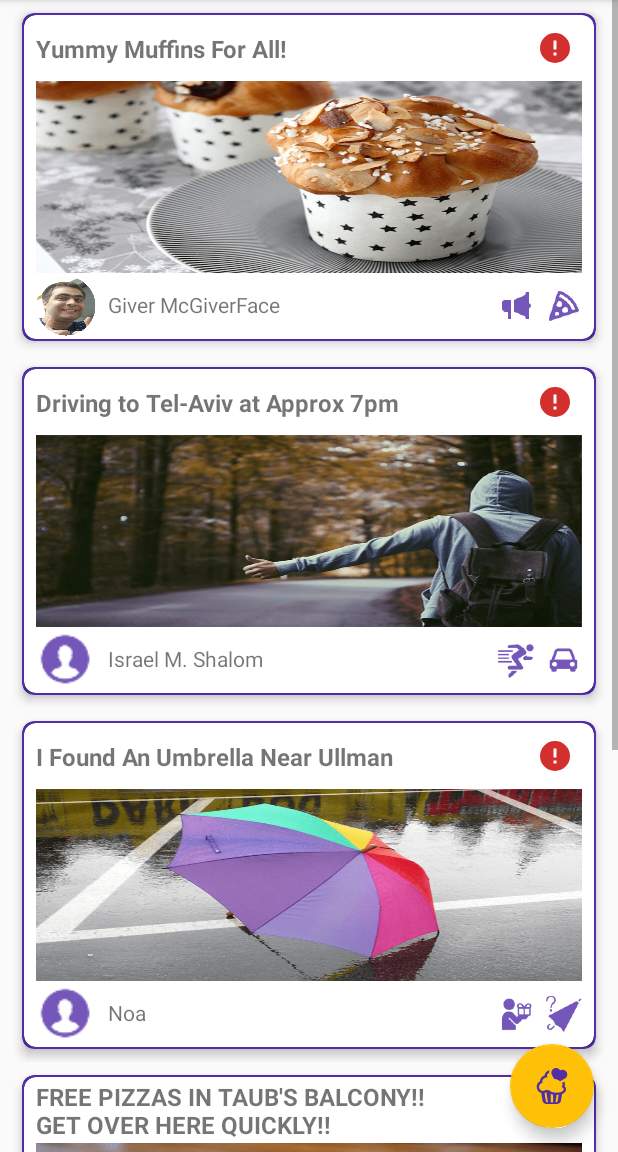
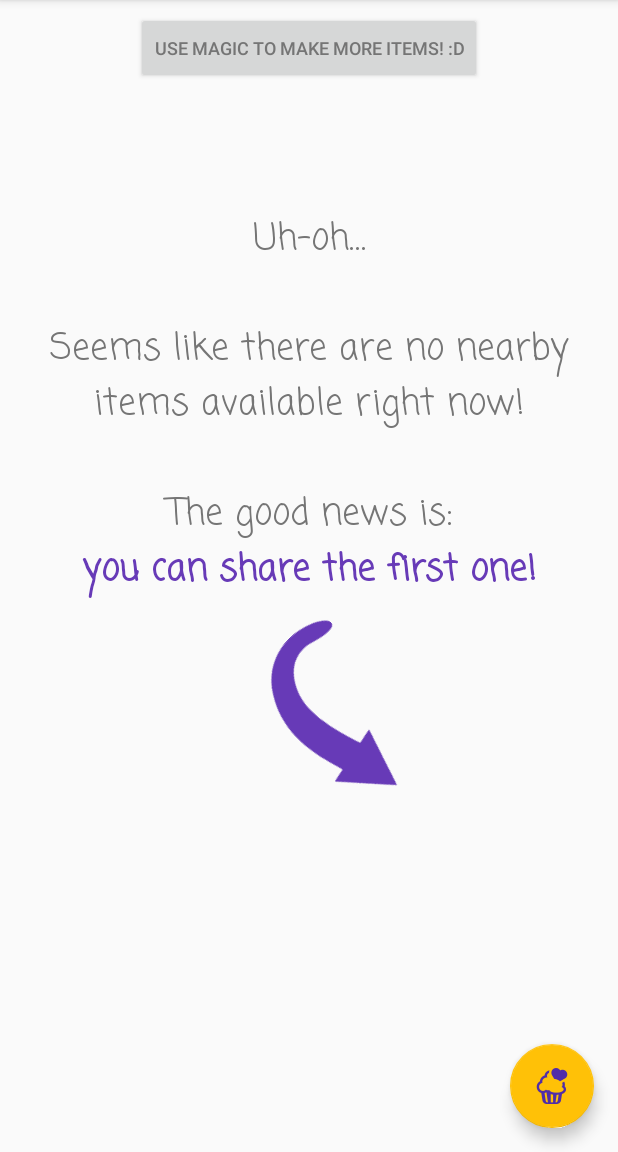
Before and after one commit to Technion236272/2019a-TakeCare, an Android app: the TakerMenuActivity screen opened directly, with no data from a screen before it, on a phone screen of 412 x 824 dp, the part 84-1236 px from its top. Run offline under Robolectric (Android 15) with nearby library versions, the phone set to English and light mode, and no system bars; Roboto replaces fonts that are not available here.

Commit message:
added a message for empty user feed. added the "other" category to the drawer

```diff
--- /dev/null
+++ b/app/src/main/java/com/example/yuval/takecare/FeedRecyclerView.java
@@ -0,0 +1,75 @@
+package com.example.yuval.takecare;
+
+import android.content.Context;
+import android.support.annotation.Nullable;
+import android.support.v7.widget.RecyclerView;
+import android.util.AttributeSet;
+import android.view.View;
+
+public class FeedRecyclerView extends RecyclerView {
+    private View emptyFeedView; //View to be displayed when the feed is empty
+
+    public FeedRecyclerView(Context context, @Nullable AttributeSet attrs) {
+        super(context, attrs);
+    }
+
+    public FeedRecyclerView(Context context, @Nullable AttributeSet attrs, int defStyle) {
+        super(context, attrs, defStyle);
+    }
+
+    public void setEmptyView(View view) {
+        this.emptyFeedView = view;
+        toggleVisibility();
+    }
+
+    private void toggleVisibility() {
+        if (emptyFeedView != null) {
+            //Make the emptyFeedView visible of the adapter has no items (feed is empty)
+            emptyFeedView.setVisibility(
+                    (getAdapter() == null || getAdapter().getItemCount() == 0) ? VISIBLE : GONE);
+            //The list itself is set to be invisible if there are no items, in order to display emptyFeedView in its stead
+            FeedRecyclerView.this.setVisibility(
+                    (getAdapter() == null || getAdapter().getItemCount() == 0) ? GONE : VISIBLE);
+        }
+    }
+
+    final AdapterDataObserver dataObserver = new AdapterDataObserver() {
+        @Override
+        public void onChanged() {
+            //Insert the item to the feed
+            super.onChanged();
+            //Update emptyFeedView's or the feed's visibility
+            toggleVisibility();
+        }
+
+        @Override
+        public void onItemRangeInserted(int positionStart, int itemCount) {
+            //Insert the item to the feed
+            super.onItemRangeInserted(positionStart, itemCount);
+            //Update emptyFeedView's or the feed's visibility
+            toggleVisibility();
+        }
+
+        @Override
+        public void onItemRangeRemoved(int positionStart, int itemCount) {
+            //Insert the item to the feed
+            super.onItemRangeRemoved(positionStart, itemCount);
+            //Update emptyFeedView's or the feed's visibility
+            toggleVisibility();
+        }
+    };
+
+    @Override
+    public void setAdapter(Adapter adapter) {
+        Adapter prevAdapter = getAdapter();
+        super.setAdapter(adapter); //Set the feed's adapter
+        //Assign the dataObserver to the new adapter
+        if (prevAdapter != null) {
+            prevAdapter.unregisterAdapterDataObserver(dataObserver);
+        }
+        if (adapter != null) {
+            adapter.registerAdapterDataObserver(dataObserver);
+        }
+        toggleVisibility();
+    }
+}
--- a/app/src/main/java/com/example/yuval/takecare/TakerMenuActivity.java
+++ b/app/src/main/java/com/example/yuval/takecare/TakerMenuActivity.java
@@ -20,6 +20,7 @@ import android.support.v7.widget.Toolbar;
 import android.view.Menu;
 import android.view.MenuItem;
 import android.widget.ArrayAdapter;
+import android.widget.ImageView;
 import android.widget.PopupMenu;
 import android.widget.Toast;
 
@@ -31,7 +32,7 @@ public class TakerMenuActivity extends AppCompatActivity
         implements NavigationView.OnNavigationItemSelectedListener {
 
     MenuItem[] prevNavGroupItem;
-    private RecyclerView recyclerView;
+    private FeedRecyclerView recyclerView;
     private RecyclerView.Adapter adapter;
     private RecyclerView.LayoutManager layoutManager;
 
@@ -74,32 +75,34 @@ public class TakerMenuActivity extends AppCompatActivity
         prevNavGroupItem[2] = navigationView.getMenu().findItem(R.id.nav_any_pickup);
         prevNavGroupItem[2].setChecked(true);
 
-        setUpRecyclerView(recyclerView);
+        ImageView arrow = (ImageView) findViewById(R.id.empty_feed_arrow);
+        arrow.setRotation(45);
+
+        setUpRecyclerView();
     }
 
-    private void setUpRecyclerView(RecyclerView recyclerView) {
-        recyclerView = (RecyclerView) findViewById(R.id.taker_feed_list);
+    private void setUpRecyclerView() {
+        recyclerView = (FeedRecyclerView) findViewById(R.id.taker_feed_list);
+        View emptyFeedView = findViewById(R.id.empty_feed_view);
         //Optimizing recycler view's performance:
         recyclerView.setHasFixedSize(true);
         recyclerView.setItemViewCacheSize(10);
         recyclerView.setDrawingCacheEnabled(true);
         recyclerView.setDrawingCacheQuality(View.DRAWING_CACHE_QUALITY_HIGH);
 
-        //TODO: properly implement factory with input stream
-        /*InputStream is = null;
-        BitmapFactory.Options options = new BitmapFactory.Options();
-        options.inSampleSize = 8;
-        Bitmap preview_bitmap = BitmapFactory.decodeStream(is, null, options);*/
+        //TODO: properly implement factory with input stream once database is ready
 
         layoutManager = new LinearLayoutManager(this);
         recyclerView.setLayoutManager(layoutManager);
 
-        List<FeedCardInformation> cards = initData();
-
-        adapter = new TakerRVAdapter(cards);
+        List<FeedCardInformation> cards = new ArrayList<>();
+        adapter = new TakerRVAdapter(cards); //List is still empty
         recyclerView.setAdapter(adapter);
+        //Set the view to be displayed when the FeedRecyclerView is empty!
+        recyclerView.setEmptyView(emptyFeedView);
     }
 
+    /*
     private List<FeedCardInformation> initData() {
         List<FeedCardInformation> list = new ArrayList<>();
         list.add(new FeedCardInformation("Yummy Muffins For All!", R.drawable.photo_muffin, R.drawable.photo_mcgiverface, "Giver McGiverFace", R.drawable.ic_pizza_slice_purple, R.drawable.ic_giveaway_purple));
@@ -108,7 +111,7 @@ public class TakerMenuActivity extends AppCompatActivity
         list.add(new FeedCardInformation("FREE PIZZAS IN TAUB'S BALCONY!! GET OVER HERE QUICKLY!!", R.drawable.photo_pizza, R.drawable.ic_user_purple, "Yuval", R.drawable.ic_pizza_slice_purple, R.drawable.ic_giveaway_purple));
         list.add(new FeedCardInformation("This Cool Nightstand!", R.drawable.photo_nightstand, R.drawable.ic_user_purple, "Tzvika", R.drawable.ic_lamp_purple, R.drawable.ic_race_purple));
         return list;
-    }
+    }*/
 
 
     @Override
@@ -135,11 +138,15 @@ public class TakerMenuActivity extends AppCompatActivity
         // as you specify a parent activity in AndroidManifest.xml.
 
         //TODO: Implement handlers for each user settings item
-        switch(item.getItemId()) {
-            case R.id.action_user_settings: return true;
-            case R.id.action_my_items: return true;
-            case R.id.action_requested_items: return true;
-            case R.id.action_favorites: return true;
+        switch (item.getItemId()) {
+            case R.id.action_user_settings:
+                return true;
+            case R.id.action_my_items:
+                return true;
+            case R.id.action_requested_items:
+                return true;
+            case R.id.action_favorites:
+                return true;
         }
 
 
@@ -150,39 +157,50 @@ public class TakerMenuActivity extends AppCompatActivity
     @Override
     public boolean onNavigationItemSelected(@NonNull MenuItem item) {
         int groupId = item.getGroupId();
-        if(groupId == R.id.display_group && prevNavGroupItem[0] != item) {
+        if (groupId == R.id.display_group && prevNavGroupItem[0] != item) {
             prevNavGroupItem[0].setChecked(false);
             prevNavGroupItem[0] = item;
-        } else if(groupId == R.id.categories_group && prevNavGroupItem[1] != item) {
+        } else if (groupId == R.id.categories_group && prevNavGroupItem[1] != item) {
             prevNavGroupItem[1].setChecked(false);
             prevNavGroupItem[1] = item;
-        } else if(groupId == R.id.pickup_group && prevNavGroupItem[2] != item) {
+        } else if (groupId == R.id.pickup_group && prevNavGroupItem[2] != item) {
             prevNavGroupItem[2].setChecked(false);
             prevNavGroupItem[2] = item;
         }
         item.setChecked(true);
 
         //TODO: Implement handlers for each drawer item
-        switch(item.getItemId()) {
-            case R.id.nav_map_display: break;
-            case R.id.nav_show_all: break;
-            case R.id.nav_food: break;
-            case R.id.nav_study_material: break;
-            case R.id.nav_furniture: break;
-            case R.id.nav_lost_and_found: break;
-            case R.id.nav_hitchhike: break;
-            case R.id.nav_any_pickup: break;
-            case R.id.nav_in_person: break;
-            case R.id.nav_giveaway: break;
-            case R.id.nav_race: break;
+        switch (item.getItemId()) {
+            case R.id.nav_map_display:
+                break;
+            case R.id.nav_show_all:
+                break;
+            case R.id.nav_food:
+                break;
+            case R.id.nav_study_material:
+                break;
+            case R.id.nav_furniture:
+                break;
+            case R.id.nav_lost_and_found:
+                break;
+            case R.id.nav_hitchhike:
+                break;
+            case R.id.nav_any_pickup:
+                break;
+            case R.id.nav_in_person:
+                break;
+            case R.id.nav_giveaway:
+                break;
+            case R.id.nav_race:
+                break;
         }
 
         return false;
     }
 
     public void onItemCategoryPress(View view) {
-        String str="";
-        if(view.getId() == R.id.item_category) {
+        String str = "";
+        if (view.getId() == R.id.item_category) {
             switch ((int) view.getTag()) {
                 case R.drawable.ic_pizza_slice_purple:
                     str = "This item's category is food";
@@ -203,8 +221,7 @@ public class TakerMenuActivity extends AppCompatActivity
                     str = "This item is in a category of its own";
                     break;
             }
-        }
-        else {
+        } else {
             switch ((int) view.getTag()) {
                 case R.drawable.ic_in_person_purple:
                     str = "This item is available for pick-up in person";
@@ -227,4 +244,17 @@ public class TakerMenuActivity extends AppCompatActivity
         menu.getMenuInflater().inflate(R.menu.report_menu, menu.getMenu());
         menu.show();
     }
+
+    public void tempFillItems(View view) {
+        List<FeedCardInformation> list = new ArrayList<>();
+        list.add(new FeedCardInformation("Yummy Muffins For All!", R.drawable.photo_muffin, R.drawable.photo_mcgiverface, "Giver McGiverFace", R.drawable.ic_pizza_slice_purple, R.drawable.ic_giveaway_purple));
+        list.add(new FeedCardInformation("Driving to Tel-Aviv at Approx 7pm", R.drawable.photo_hittchhiker, R.drawable.ic_user_purple, "Israel M. Shalom", R.drawable.ic_car_purple, R.drawable.ic_race_purple));
+        list.add(new FeedCardInformation("I Found An Umbrella Near Ullman", R.drawable.photo_umbrella, R.drawable.ic_user_purple, "Noa", R.drawable.ic_lost_and_found_purple, R.drawable.ic_in_person_purple));
+        list.add(new FeedCardInformation("FREE PIZZAS IN TAUB'S BALCONY!! GET OVER HERE QUICKLY!!", R.drawable.photo_pizza, R.drawable.ic_user_purple, "Yuval", R.drawable.ic_pizza_slice_purple, R.drawable.ic_giveaway_purple));
+        list.add(new FeedCardInformation("This Cool Nightstand!", R.drawable.photo_nightstand, R.drawable.ic_user_purple, "Tzvika", R.drawable.ic_lamp_purple, R.drawable.ic_race_purple));
+
+        List<FeedCardInformation> cards = list;
+        adapter = new TakerRVAdapter(cards);
+        recyclerView.setAdapter(adapter);
+    }
 }
--- a/app/src/main/java/com/example/yuval/takecare/TakerRVAdapter.java
+++ b/app/src/main/java/com/example/yuval/takecare/TakerRVAdapter.java
@@ -11,7 +11,7 @@ import android.widget.TextView;
 
 import java.util.List;
 
-public class TakerRVAdapter extends RecyclerView.Adapter<TakerRVAdapter.ItemsViewHolder> {
+public class TakerRVAdapter extends FeedRecyclerView.Adapter<TakerRVAdapter.ItemsViewHolder> {
 
     List<FeedCardInformation> cardsAmount;
 
--- /dev/null
+++ b/app/src/main/res/drawable/ic_arrow_right.xml
@@ -0,0 +1,10 @@
+<vector xmlns:android="http://schemas.android.com/apk/res/android"
+    android:width="1280dp"
+    android:height="783dp"
+    android:viewportWidth="1280"
+    android:viewportHeight="783">
+  <path
+      android:pathData="M119.4,2c-26,8.3 -58.3,50.8 -82.7,108.6 -35.6,84.6 -45.8,184.9 -27.7,272.9 22.6,110 86.3,201.8 186,268.2 61.9,41.2 135.4,71.6 211.1,87.2 27,5.6 48,8.6 81.4,11.8 25.4,2.4 93,2.4 121,-0 80.6,-6.9 138.7,-18.3 253.2,-49.6 45.7,-12.5 65.2,-17.5 65.8,-16.9 0.1,0.1 1.4,5.9 2.9,12.8 1.4,6.9 5.9,28.9 10.1,48.9 4.1,20.1 7.6,36.5 7.8,36.6 0.1,0.2 74.7,-66 165.8,-146.9 91.1,-80.9 165.1,-147.4 164.5,-147.7 -2.8,-1.6 -418.9,-139 -419.3,-138.5 -0.3,0.3 0.9,7.4 2.6,15.8 1.8,8.4 4.5,21.6 6.1,29.3 1.6,7.7 5.2,24.9 8,38.2 2.7,13.4 5,24.9 5,25.7 0,1.8 -3.7,3.2 -39.5,15.1 -192.1,64.1 -353.9,85.6 -465.5,61.9 -49.8,-10.5 -110.8,-37.9 -150.4,-67.6 -19.4,-14.5 -41.1,-35.4 -53.8,-51.8 -34,-44 -50.4,-94.9 -48.5,-150.5 1,-27.2 3.7,-41.6 14.4,-77.5 24,-80.6 30.1,-136.8 18.2,-168.5 -3,-8.1 -11.5,-16.7 -18.1,-18.3 -6.5,-1.6 -11.3,-1.4 -18.4,0.8z"
+      android:fillColor="@color/colorPrimary"
+      android:strokeColor="#00000000"/>
+</vector>
--- a/app/src/main/res/drawable/side_nav_bar.xml
+++ b/app/src/main/res/drawable/side_nav_bar.xml
@@ -2,8 +2,8 @@
     android:shape="rectangle">
     <gradient
         android:angle="270"
-        android:centerColor="#5e35b1"
-        android:endColor="#512da8"
-        android:startColor="#673ab7"
+        android:centerColor="#673ab7"
+        android:endColor="#9575cd"
+        android:startColor="#512da8"
         android:type="linear" />
 </shape>
--- a/app/src/main/res/layout/content_taker_menu.xml
+++ b/app/src/main/res/layout/content_taker_menu.xml
@@ -1,5 +1,5 @@
 <?xml version="1.0" encoding="utf-8"?>
-<android.support.constraint.ConstraintLayout xmlns:android="http://schemas.android.com/apk/res/android"
+<RelativeLayout xmlns:android="http://schemas.android.com/apk/res/android"
     xmlns:app="http://schemas.android.com/apk/res-auto"
     xmlns:tools="http://schemas.android.com/tools"
     android:layout_width="match_parent"
@@ -8,9 +8,88 @@
     tools:context=".TakerMenuActivity"
     tools:showIn="@layout/app_bar_taker_menu">
 
-    <android.support.v7.widget.RecyclerView
+    <com.example.yuval.takecare.FeedRecyclerView
         android:id="@+id/taker_feed_list"
-        android:scrollbars="vertical"
         android:layout_width="match_parent"
-        android:layout_height="match_parent" />
-</android.support.constraint.ConstraintLayout>
+        android:layout_height="match_parent"
+        android:scrollbars="vertical" />
+
+    <android.support.constraint.ConstraintLayout
+        android:id="@+id/empty_feed_view"
+        android:layout_width="match_parent"
+        android:layout_height="match_parent">
+
+        <Button
+            android:layout_width="wrap_content"
+            android:layout_height="wrap_content"
+            android:layout_marginStart="8dp"
+            android:layout_marginLeft="8dp"
+            android:layout_marginTop="8dp"
+            android:layout_marginEnd="8dp"
+            android:layout_marginRight="8dp"
+            android:onClick="tempFillItems"
+            android:text="USE MAGIC TO MAKE MORE ITEMS! :D"
+            android:textColor="@color/secondary_text"
+            android:textSize="12sp"
+            app:layout_constraintEnd_toEndOf="parent"
+            app:layout_constraintStart_toStartOf="parent"
+            app:layout_constraintTop_toTopOf="parent" />
+
+        <TextView
+            android:id="@+id/textView3"
+            android:layout_width="350dp"
+            android:layout_height="wrap_content"
+            android:layout_marginStart="20dp"
+            android:layout_marginLeft="20dp"
+            android:layout_marginTop="8dp"
+            android:layout_marginEnd="20dp"
+            android:layout_marginRight="20dp"
+            android:layout_marginBottom="8dp"
+            android:fontFamily="casual"
+            android:gravity="center"
+            android:text="@string/empty_feed_text_1"
+            android:textColor="@color/secondary_text"
+            android:textSize="24sp"
+            app:layout_constraintBottom_toBottomOf="parent"
+            app:layout_constraintEnd_toEndOf="parent"
+            app:layout_constraintStart_toStartOf="parent"
+            app:layout_constraintTop_toTopOf="parent"
+            app:layout_constraintVertical_bias="0.25" />
+
+        <TextView
+            android:id="@+id/textView4"
+            android:layout_width="wrap_content"
+            android:layout_height="wrap_content"
+            android:layout_marginStart="8dp"
+            android:layout_marginLeft="8dp"
+            android:layout_marginEnd="8dp"
+            android:layout_marginRight="8dp"
+            android:fontFamily="casual"
+            android:gravity="center"
+            android:text="@string/empty_feed_text_2"
+            android:textColor="@color/colorPrimary"
+            android:textSize="24sp"
+            android:textStyle="bold"
+            app:layout_constraintEnd_toEndOf="parent"
+            app:layout_constraintStart_toStartOf="parent"
+            app:layout_constraintTop_toBottomOf="@+id/textView3" />
+
+        <ImageView
+            android:id="@+id/empty_feed_arrow"
+            android:layout_width="120dp"
+            android:layout_height="120dp"
+            android:layout_marginStart="8dp"
+            android:layout_marginLeft="40dp"
+            android:layout_marginTop="16dp"
+            android:layout_marginEnd="16dp"
+            android:layout_marginRight="16dp"
+            android:rotation="45"
+            app:layout_constraintEnd_toEndOf="parent"
+            app:layout_constraintHorizontal_bias="0.6"
+            app:layout_constraintStart_toStartOf="parent"
+            app:layout_constraintTop_toBottomOf="@+id/textView4"
+            app:srcCompat="@drawable/ic_arrow_right" />
+
+    </android.support.constraint.ConstraintLayout>
+
+</RelativeLayout>
--- a/app/src/main/res/layout/taker_feed_card.xml
+++ b/app/src/main/res/layout/taker_feed_card.xml
@@ -19,7 +19,7 @@
         card_view:cardCornerRadius="8dp"
         card_view:cardElevation="4dp"
         card_view:cardUseCompatPadding="true"
-        card_view:contentPadding="1dp">
+        card_view:contentPadding="0.5dp">
 
 
         <android.support.v7.widget.CardView
@@ -54,13 +54,13 @@
                     app:layout_constraintStart_toStartOf="parent"
                     app:layout_constraintTop_toTopOf="parent" />
 
-                <ImageButton
+                <android.support.v7.widget.AppCompatImageButton
                     android:id="@+id/item_report"
                     android:layout_width="36dp"
                     android:layout_height="36dp"
                     android:layout_marginEnd="8dp"
                     android:layout_marginRight="8dp"
-                    android:backgroundTint="@android:color/white"
+                    app:backgroundTint="@android:color/white"
                     app:layout_constraintBottom_toTopOf="@+id/item_photo"
                     app:layout_constraintEnd_toEndOf="parent"
                     app:layout_constraintTop_toTopOf="parent"
--- a/app/src/main/res/menu/activity_taker_menu_drawer.xml
+++ b/app/src/main/res/menu/activity_taker_menu_drawer.xml
@@ -53,6 +53,11 @@
                     android:checkable="true"
                     android:icon="@drawable/ic_car"
                     android:title="@string/ic_hitchhike_title" />
+                <item
+                    android:id="@+id/nav_other"
+                    android:checkable="true"
+                    android:icon="@drawable/ic_treasure"
+                    android:title="@string/ic_other" />
             </group>
         </menu>
     </item>
--- a/app/src/main/res/menu/report_menu.xml
+++ b/app/src/main/res/menu/report_menu.xml
@@ -9,4 +9,7 @@
     <item
         android:id="@+id/report_spam"
         android:title="@string/report_spam_text"/>
+    <item
+        android:id="@+id/report_hide"
+        android:title="@string/report_hide_text"/>
 </menu>
--- a/app/src/main/res/values/strings.xml
+++ b/app/src/main/res/values/strings.xml
@@ -24,6 +24,7 @@
     <string name="ic_furniture_title">Household</string>
     <string name="ic_lost_and_found_title">Lost &amp; Found</string>
     <string name="ic_hitchhike_title">Hitchhiking</string>
+    <string name="ic_other">Other</string>
     <string name="ic_any_pickup_title">Any</string>
     <string name="ic_in_person_title">In Person</string>
     <string name="ic_giveaway_title">Public Giveaway</string>
@@ -51,9 +52,14 @@
 
     <!--Report option elements-->
     <string name="report_inappropriate_text">Inappropriate content</string>
-    <string name="report_no_fit_text">Item does not fit description</string>
+    <string name="report_no_fit_text">Does not fit description</string>
     <string name="report_spam_text">Spam</string>
+    <string name="report_hide_text">Hide</string>
 
+
+    <!--Empty taker feed elements-->
+    <string name="empty_feed_text_1">Uh-oh…\n\nSeems like there are no nearby items available right now!\n\nThe good news is:"</string>
+    <string name="empty_feed_text_2">you can share the first one!</string>
 
     <!---->
 </resources>
```
Also changed, not shown: app/src/main/res/drawable-hdpi/ic_arrow_right_purple.png (added), app/src/main/res/drawable-hdpi/ic_treasure.png (added), app/src/main/res/drawable-mdpi/ic_arrow_right_purple.png (added), app/src/main/res/drawable-mdpi/ic_treasure.png (added), app/src/main/res/drawable-xhdpi/ic_arrow_right_purple.png (added), app/src/main/res/drawable-xhdpi/ic_treasure.png (added), app/src/main/res/drawable-xxhdpi/ic_arrow_right_purple.png (added), app/src/main/res/drawable-xxhdpi/ic_treasure.png (added), app/src/main/res/drawable-xxxhdpi/ic_arrow_right_purple.png (added), app/src/main/res/drawable-xxxhdpi/ic_treasure.png (added).
